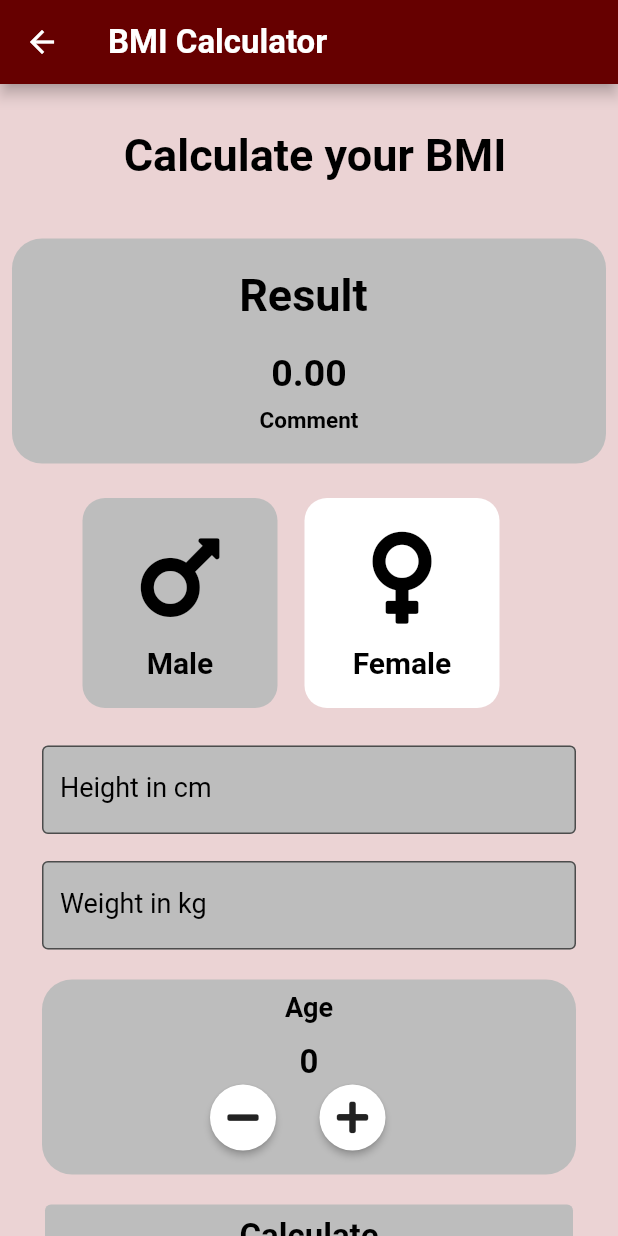
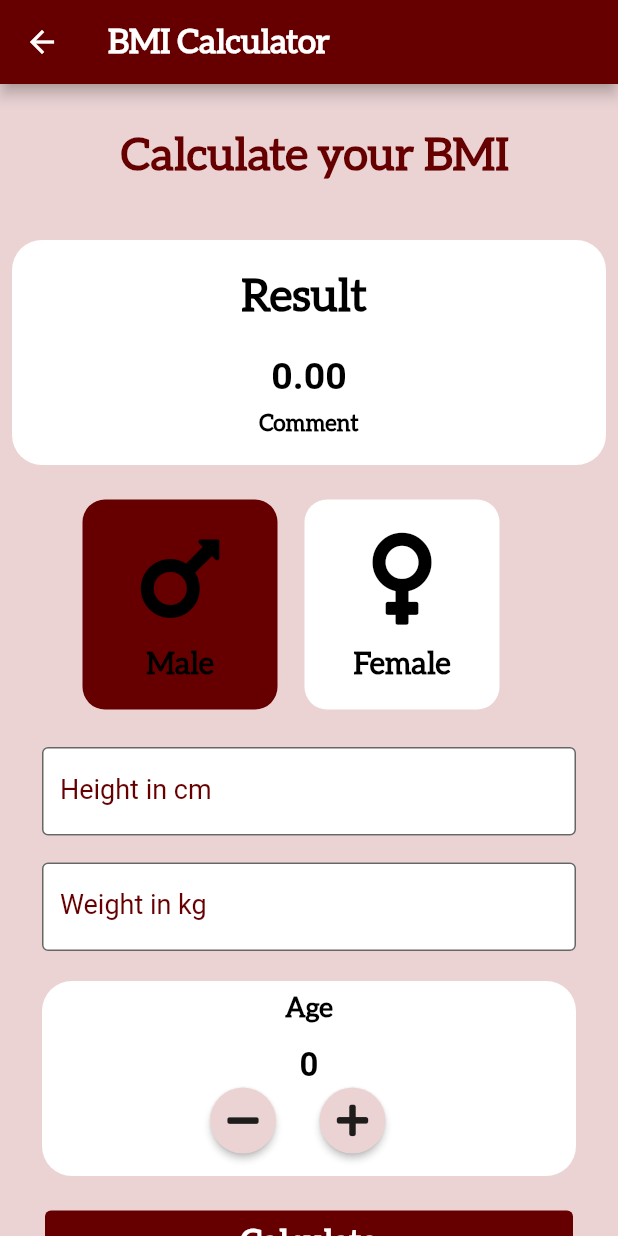
Before and after one commit to saipreethi14/flutterfitness22, a Flutter app: the bmi screen opened directly, on a phone screen of 412 x 824 dp. Run offline on Flutter 3.47's test engine with Material 2 defaults, Android fonts, the phone set to English and light mode, and no system bars; our stand-ins replace chewie, cloud_firestore, firebase_auth, firebase_core, font_awesome_flutter, video_player; missing offline and left inert: flutter_login_facebook; accounts and stored records are empty; network calls fail.

Commit message:
update design(app bar,colors,fonts etc)

```diff
--- a/lib/HomePage.dart
+++ b/lib/HomePage.dart
@@ -32,7 +32,7 @@ class _InputPageState extends State<Homepage> {
             onPressed: () {},
             icon: Icon(Icons.fitness_center),
           ),
-          title: Text('GET SET GO',style: TextStyle(fontFamily: 'Aleo',fontWeight: FontWeight.bold),),
+          title: Text('GET SET GO',style: TextStyle(fontFamily: 'Aleo',fontWeight: FontWeight.bold,fontSize: 22),),
           actions: [
             IconButton(
               onPressed: () {
--- a/lib/MyApp.dart
+++ b/lib/MyApp.dart
@@ -37,7 +37,8 @@ class _MyHomeState extends State<MyApp1> {
     final isLogin = _token != null && _profile != null;
     return Scaffold(
       appBar: AppBar(
-        title: const Text('Login via Facebook '),
+        title: const Text('Login via Facebook ',style: TextStyle(fontFamily: 'Aleo'),),
+        backgroundColor:  Color(0xFF660000),
       ),
       body: Padding(
         padding: const EdgeInsets.symmetric(vertical: 18.0, horizontal: 8.0),
@@ -52,8 +53,9 @@ class _MyHomeState extends State<MyApp1> {
 
                 ),
               if(isLogin && FacebookLoginStatus != FacebookLoginStatus.cancel)
-                Padding(padding: EdgeInsets.all(10),
+                Padding(padding: EdgeInsets.all(30),
                 child: FlatButton(
+
                   child: Text('Login'),
                   onPressed: () {
                     Navigator.push(context, MaterialPageRoute(builder: (Context) => Homepage()));
--- a/lib/PlusMinus.dart
+++ b/lib/PlusMinus.dart
@@ -12,7 +12,7 @@ class PlusMinus extends StatelessWidget {
     return RawMaterialButton(
       child: Icon(icon),
       onPressed: onPress,
-      fillColor: Colors.white,
+      fillColor: Color(0xFFEBD3D4),
       constraints: BoxConstraints.tightFor(
         width: 44.0,
         height: 44.0,
--- a/lib/bmi.dart
+++ b/lib/bmi.dart
@@ -16,7 +16,7 @@ enum Gender {
 }
 Gender selectedGender = Gender.male;
 const kShrinePink50 = Color(0xFFFEEAE6);
-const activeColor = Color(0xFFBDBDBD);
+const activeColor = Color(0xFF660000);
 const inactiveColor = Color(0xFFFFFFFF);
 const kShrinePink300 = Color(0xFFFBB8AC);
 const kpurplr = Color(0xFF762141);
@@ -69,6 +69,7 @@ class _bmiState extends State<bmi> {
               // ),
               Text('BMI Calculator', style: TextStyle(
                 fontSize: 22,
+                fontFamily: 'Aleo',
                 fontWeight: FontWeight.bold,
                 color: Colors.white,
               ),),
@@ -83,8 +84,9 @@ class _bmiState extends State<bmi> {
               child: Center(
                 child: Text('Calculate your BMI', style: TextStyle(
                   fontSize: 30,
+                  fontFamily: 'Aleo',
                   fontWeight: FontWeight.bold,
-                  color: Colors.black,
+                  color: Color(0xFF660000),
                 ),),
               ),
             ),
@@ -93,7 +95,7 @@ class _bmiState extends State<bmi> {
               child: Container(
                 height: 150,
                 decoration: BoxDecoration(
-                  color: Colors.grey[400],
+                  color: Colors.white,
                     borderRadius: BorderRadius.all(Radius.circular(20))),
 
 
@@ -104,6 +106,7 @@ class _bmiState extends State<bmi> {
                       padding: const EdgeInsets.all(20.0),
                       child: Text('Result ', style: TextStyle(
                         fontSize: 30,
+                        fontFamily: 'Aleo',
                         fontWeight: FontWeight.bold,
                         color: Colors.black,
                       ),),
@@ -120,6 +123,7 @@ class _bmiState extends State<bmi> {
                       customChild1: Center(
                         child: Text(comment, style: TextStyle(
                           fontSize: 15,
+                          fontFamily: 'Aleo',
                           fontWeight: FontWeight.bold,
                           color: Colors.black,
                         ),),
@@ -151,6 +155,7 @@ class _bmiState extends State<bmi> {
                             SizedBox(height: 10.0),
                             Text('Male', style: TextStyle(
                               fontSize: 20,
+                              fontFamily: 'Aleo',
                               fontWeight: FontWeight.bold,
                               color: Colors.black,
                             ),),
@@ -176,6 +181,7 @@ class _bmiState extends State<bmi> {
                             SizedBox(height: 10.0),
                             Text('Female', style: TextStyle(
                               fontSize: 20,
+                              fontFamily: 'Aleo',
                               fontWeight: FontWeight.bold,
                               color: Colors.black,
                             ),),
@@ -198,14 +204,14 @@ class _bmiState extends State<bmi> {
                 obscureText: false,
                 decoration: InputDecoration(
                   filled: true,
-                  fillColor: Colors.grey[400],
+                  fillColor: Colors.white,
                   focusedBorder: OutlineInputBorder(
-                    borderSide: BorderSide(color: Colors.white, width: 5.0),
+                    borderSide: BorderSide(color: Color(0xFF660000), width: 5.0),
                   ),
                   border: OutlineInputBorder(),
                   labelText: 'Height in cm',
                   labelStyle: TextStyle(
-                    color: Colors.black,
+                    color: Color(0xFF660000),
                     fontSize: 18,
                   ),
                   hintText: 'Enter your height',
@@ -224,14 +230,14 @@ class _bmiState extends State<bmi> {
                 obscureText: false,
                 decoration: InputDecoration(
                   filled: true,
-                  fillColor: Colors.grey[400],
+                  fillColor: Colors.white,
                   focusedBorder: OutlineInputBorder(
-                    borderSide: BorderSide(color: Colors.white, width: 5.0),
+                    borderSide: BorderSide(color: Color(0xFF660000), width: 5.0),
                   ),
                   border: OutlineInputBorder(),
                   labelText: 'Weight in kg',
                   labelStyle: TextStyle(
-                    color: Colors.black,
+                    color: Color(0xFF660000),
                     fontSize: 18,
                   ),
                   hintText: 'Enter your weight',
@@ -244,7 +250,7 @@ class _bmiState extends State<bmi> {
                 height: 130,
                 width: double.infinity,
                 decoration: BoxDecoration(
-                  color: Colors.grey[400],
+                  color: Colors.white,
                   borderRadius: BorderRadius.all(Radius.circular(20)),
                 ),
 
@@ -255,6 +261,7 @@ class _bmiState extends State<bmi> {
                         padding: const EdgeInsets.all(8.0),
                         child: Text('Age', style: TextStyle(
                           fontSize: 18,
+                          fontFamily: 'Aleo',
                           fontWeight: FontWeight.bold,
                           color: Colors.black,
                         ),),
@@ -323,18 +330,19 @@ class _bmiState extends State<bmi> {
                     children: <Widget>[
                       Center(child: Text('Calculate', style: TextStyle(
                         fontWeight: FontWeight.bold,
+                        fontFamily: 'Aleo',
                         fontSize: 22,
                       ),)),
-                      Center(child: Text('BMI', style: TextStyle(
-                          fontWeight: FontWeight.bold,
-                          fontSize: 22)),),
+                      // Center(child: Text('BMI', style: TextStyle(
+                      //     fontWeight: FontWeight.bold,
+                      //     fontSize: 22)),),
                     ],
                   ),
                   style: TextButton.styleFrom(
                     fixedSize: Size.fromWidth(400),
-                    primary: Colors.black,
+                    primary: Colors.white,
                     onSurface: Colors.red,
-                    backgroundColor: Colors.grey[400],
+                    backgroundColor: Color(0xFF660000),
                   ),
                 ),
               ),
@@ -354,12 +362,13 @@ class _bmiState extends State<bmi> {
                       padding: const EdgeInsets.all(8.0),
                       child: Text(
                         'Over Weight',style: TextStyle(
+                          fontFamily: 'Aleo',
                           fontWeight: FontWeight.bold,
-                          fontSize: 22),),
+                          fontSize: 20),),
                     ),
                     style: TextButton.styleFrom(
-                      primary: Colors.black,
-                      backgroundColor: Colors.grey[400],
+                      primary: Colors.white,
+                      backgroundColor: Color(0xFF660000),
                       // fixedSize: Size.fromWidth(160),
                     ),
                   ),
@@ -378,12 +387,13 @@ class _bmiState extends State<bmi> {
                       child: Text(
                         'Under Weight',style: TextStyle(
                           fontWeight: FontWeight.bold,
-                          fontSize: 22),),
+                          fontFamily: 'Aleo',
+                          fontSize: 20),),
                     ),
                     style: TextButton.styleFrom(
                       // fixedSize: Size.fromWidth(80),
-                      primary: Colors.black,
-                      backgroundColor: Colors.grey[400],
+                      primary: Colors.white,
+                      backgroundColor: Color(0xFF660000),
                     ),
                   ),
                 ),
```
Also changed, not shown: lib/SignInPage.dart (+10 -8 lines), lib/SignUpPage.dart (+10 -9 lines), lib/bad.dart (+14 -14 lines), lib/under_weight.dart (+14 -13 lines).
